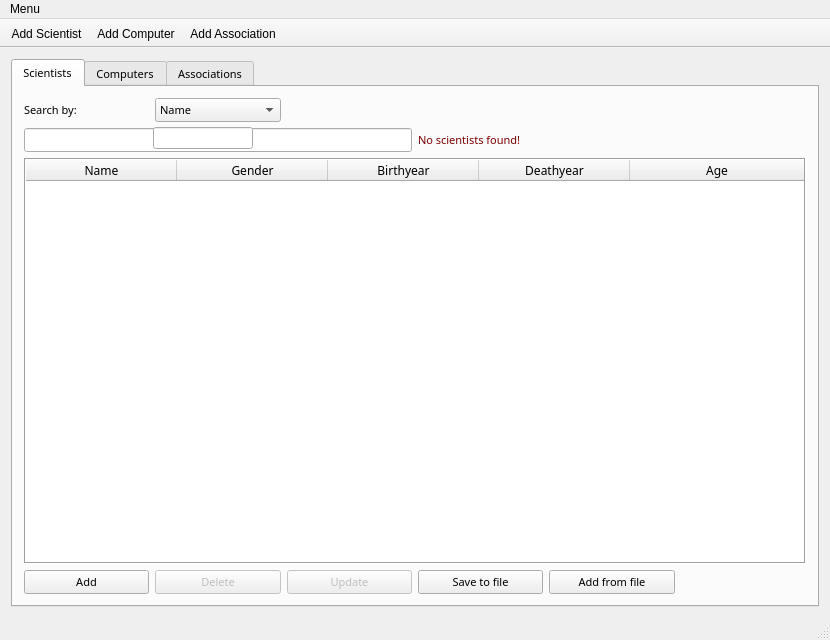
Qt form mainwindow.ui (marthagb/VLN1-Skil-3) before a commit.
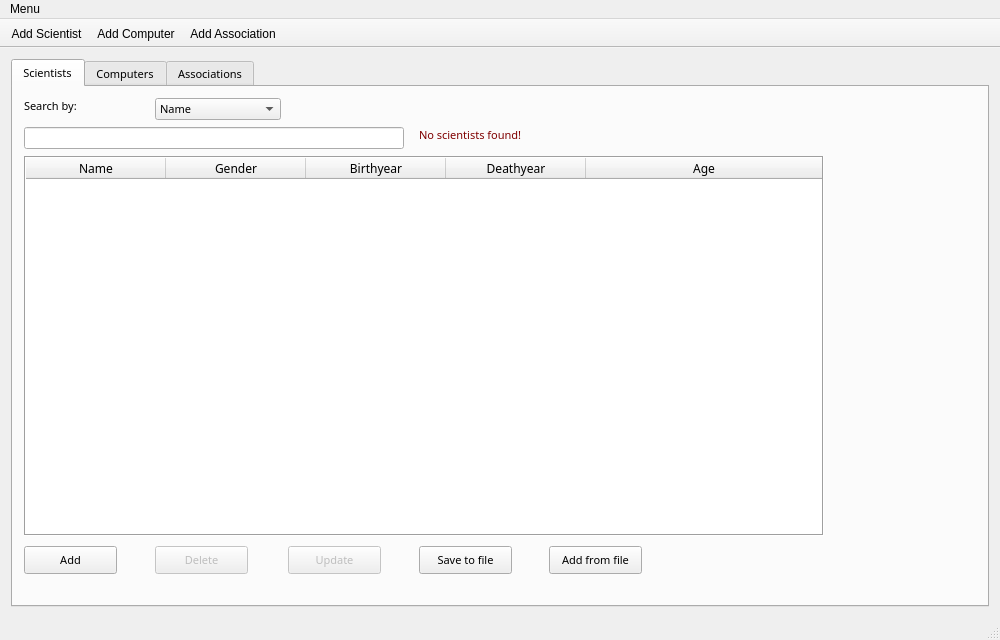
The same form after that commit. The open tabs and pages were chosen to show the change. Icons and pictures are not drawn.

Commit message: layout lagað

```diff
--- a/mainwindow.ui
+++ b/mainwindow.ui
@@ -6,7 +6,7 @@
    <rect>
     <x>0</x>
     <y>0</y>
-    <width>830</width>
+    <width>1000</width>
     <height>640</height>
    </rect>
   </property>
@@ -54,9 +54,28 @@
        <attribute name="title">
         <string>Scientists</string>
        </attribute>
-       <layout class="QGridLayout" name="gridLayout">
-        <item row="0" column="1">
+       <widget class="QLineEdit" name="lastYearInputScientist">
+        <property name="enabled">
+         <bool>true</bool>
+        </property>
+        <property name="geometry">
+         <rect>
+          <x>140</x>
+          <y>40</y>
+          <width>100</width>
+          <height>22</height>
+         </rect>
+        </property>
+       </widget>
          <widget class="QComboBox" name="searchScientistsByBox">
+        <property name="geometry">
+         <rect>
+          <x>142</x>
+          <y>11</y>
+          <width>126</width>
+          <height>22</height>
+         </rect>
+        </property>
           <item>
            <property name="text">
             <string>Name</string>
@@ -78,57 +97,99 @@
            </property>
           </item>
          </widget>
-        </item>
-        <item row="3" column="4">
          <widget class="QPushButton" name="addScientistsFromFileButton">
+        <property name="geometry">
+         <rect>
+          <x>536</x>
+          <y>459</y>
+          <width>93</width>
+          <height>28</height>
+         </rect>
+        </property>
           <property name="text">
            <string>Add from file</string>
           </property>
          </widget>
-        </item>
-        <item row="3" column="2">
          <widget class="QPushButton" name="updateScientistButton">
           <property name="enabled">
            <bool>false</bool>
           </property>
+        <property name="geometry">
+         <rect>
+          <x>275</x>
+          <y>459</y>
+          <width>93</width>
+          <height>28</height>
+         </rect>
+        </property>
           <property name="text">
            <string>Update</string>
           </property>
          </widget>
-        </item>
-        <item row="3" column="3">
          <widget class="QPushButton" name="saveScientistsToFileButton">
+        <property name="geometry">
+         <rect>
+          <x>406</x>
+          <y>459</y>
+          <width>93</width>
+          <height>28</height>
+         </rect>
+        </property>
           <property name="text">
            <string>Save to file</string>
           </property>
          </widget>
-        </item>
-        <item row="0" column="0">
          <widget class="QLabel" name="searchLabelScientists">
+        <property name="geometry">
+         <rect>
+          <x>11</x>
+          <y>11</y>
+          <width>62</width>
+          <height>16</height>
+         </rect>
+        </property>
           <property name="text">
            <string>Search by:</string>
           </property>
          </widget>
-        </item>
-        <item row="3" column="0">
          <widget class="QPushButton" name="addScientistButton">
+        <property name="geometry">
+         <rect>
+          <x>11</x>
+          <y>459</y>
+          <width>93</width>
+          <height>28</height>
+         </rect>
+        </property>
           <property name="text">
            <string>Add</string>
           </property>
          </widget>
-        </item>
-        <item row="3" column="1">
          <widget class="QPushButton" name="deleteScientistButton">
           <property name="enabled">
            <bool>false</bool>
           </property>
+        <property name="geometry">
+         <rect>
+          <x>142</x>
+          <y>459</y>
+          <width>93</width>
+          <height>28</height>
+         </rect>
+        </property>
           <property name="text">
            <string>Delete</string>
           </property>
          </widget>
-        </item>
-        <item row="2" column="0" colspan="6">
          <widget class="QTableWidget" name="scientistTable">
+        <property name="geometry">
+         <rect>
+          <x>11</x>
+          <y>69</y>
+          <width>800</width>
+          <height>380</height>
+         </rect>
+        </property>
           <property name="sizePolicy">
            <sizepolicy hsizetype="Expanding" vsizetype="Expanding">
             <horstretch>0</horstretch>
@@ -187,7 +248,7 @@
            <bool>false</bool>
           </attribute>
           <attribute name="horizontalHeaderDefaultSectionSize">
-           <number>151</number>
+         <number>140</number>
           </attribute>
           <attribute name="horizontalHeaderStretchLastSection">
            <bool>true</bool>
@@ -248,15 +309,28 @@
            </property>
           </column>
          </widget>
-        </item>
-        <item row="1" column="0" colspan="3">
-         <widget class="QLineEdit" name="searchInputScientists"/>
-        </item>
-        <item row="1" column="3">
+       <widget class="QLineEdit" name="searchInputScientists">
+        <property name="geometry">
+         <rect>
+          <x>11</x>
+          <y>40</y>
+          <width>380</width>
+          <height>22</height>
+         </rect>
+        </property>
+       </widget>
          <widget class="QLabel" name="noScientistFoundLabel">
           <property name="enabled">
            <bool>false</bool>
           </property>
+        <property name="geometry">
+         <rect>
+          <x>406</x>
+          <y>40</y>
+          <width>112</width>
+          <height>16</height>
+         </rect>
+        </property>
           <property name="palette">
            <palette>
             <active>
@@ -676,21 +750,6 @@
            <string>No scientists found!</string>
           </property>
          </widget>
-        </item>
-       </layout>
-       <widget class="QLineEdit" name="lastYearInputScientist">
-        <property name="enabled">
-         <bool>true</bool>
-        </property>
-        <property name="geometry">
-         <rect>
-          <x>140</x>
-          <y>40</y>
-          <width>100</width>
-          <height>22</height>
-         </rect>
-        </property>
-       </widget>
       </widget>
       <widget class="QWidget" name="computersTab">
        <attribute name="title">
@@ -1922,7 +1981,7 @@
     <rect>
      <x>0</x>
      <y>0</y>
-     <width>830</width>
+     <width>1000</width>
      <height>26</height>
     </rect>
    </property>
```
Left out of the diff: 267 changed lines with no effect on the pictures. Lines whose indentation alone changed are shown as unchanged. The commit also changes 1 other file.
